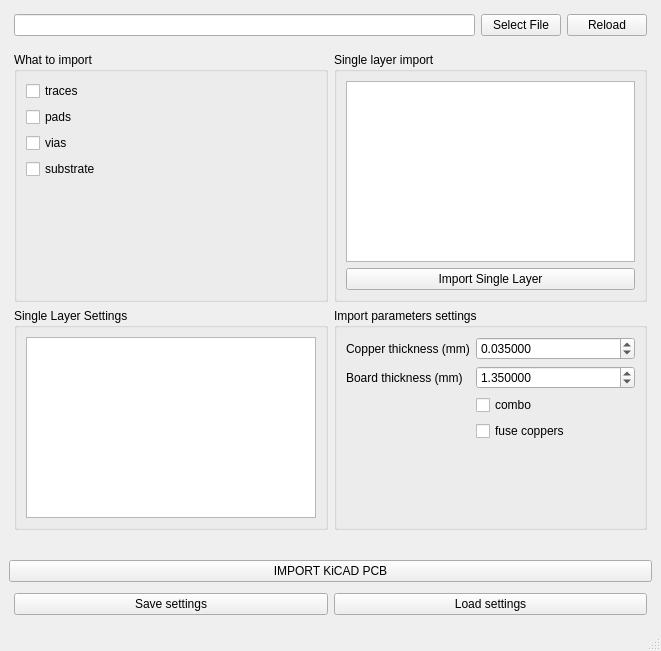
The window that ui/dialog_KiCAD_Importer.ui (LubomirJagos/FreeCAD-OpenEMS-Export) describes before a commit, drawn with Qt 5.
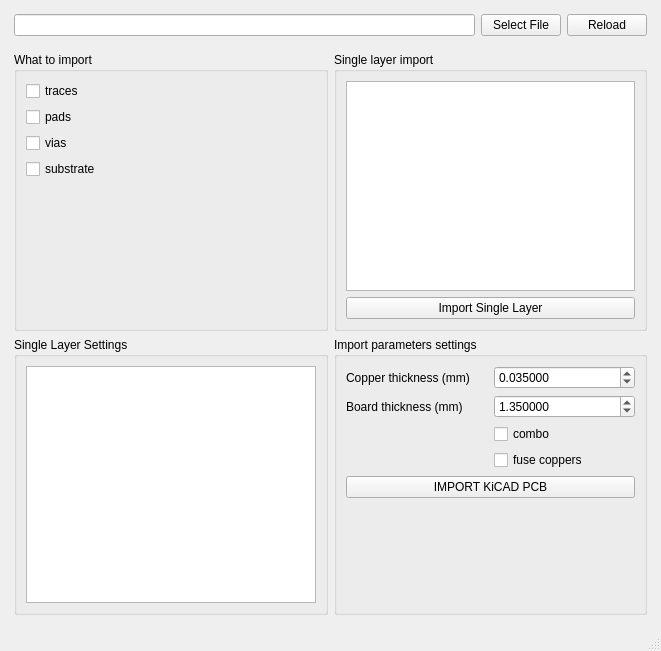
The same window after the commit.

Commit message: BACKUP COMMIT KiCAD Import Tool now open correctly just once when clicked on button in OpenEMS Export Tool and is destroyed when openEMS tool is closed, enabled button for KiCAD Import Tool in OpenEMS Export Tool

The edit to the form file:
```diff
--- a/ui/dialog_KiCAD_Importer.ui
+++ b/ui/dialog_KiCAD_Importer.ui
@@ -135,18 +135,6 @@
         </layout>
        </widget>
       </item>
-      <item row="1" column="0">
-       <widget class="QGroupBox" name="groupBoxSingleLayerSettings">
-        <property name="title">
-         <string>Single Layer Settings</string>
-        </property>
-        <layout class="QVBoxLayout" name="verticalLayout_4">
-         <item>
-          <widget class="QTableView" name="tableSingleLayerSettings"/>
-         </item>
-        </layout>
-       </widget>
-      </item>
       <item row="1" column="1">
        <widget class="QGroupBox" name="groupBoxImportSettings">
         <property name="sizePolicy">
@@ -158,7 +146,32 @@
         <property name="title">
          <string>Import parameters settings</string>
         </property>
-        <layout class="QFormLayout" name="formLayout">
+        <layout class="QVBoxLayout" name="verticalLayout_5">
+         <item>
+          <layout class="QGridLayout" name="gridLayout_2">
+           <item row="2" column="1">
+            <widget class="QCheckBox" name="importSettingsCombo">
+             <property name="text">
+              <string>combo</string>
+             </property>
+            </widget>
+           </item>
+           <item row="1" column="1">
+            <widget class="QDoubleSpinBox" name="boardThickness">
+             <property name="decimals">
+              <number>6</number>
+             </property>
+             <property name="maximum">
+              <double>1000000.000000000000000</double>
+             </property>
+             <property name="singleStep">
+              <double>0.001000000000000</double>
+             </property>
+             <property name="value">
+              <double>1.350000000000000</double>
+             </property>
+            </widget>
+           </item>
          <item row="0" column="0">
           <widget class="QLabel" name="label">
            <property name="text">
@@ -166,13 +179,6 @@
            </property>
           </widget>
          </item>
-         <item row="1" column="0">
-          <widget class="QLabel" name="label_2">
-           <property name="text">
-            <string>Board thickness (mm)</string>
-           </property>
-          </widget>
-         </item>
          <item row="0" column="1">
           <widget class="QDoubleSpinBox" name="copperThickness">
            <property name="decimals">
@@ -186,26 +192,10 @@
            </property>
           </widget>
          </item>
-         <item row="1" column="1">
-          <widget class="QDoubleSpinBox" name="boardThickness">
-           <property name="decimals">
-            <number>6</number>
-           </property>
-           <property name="maximum">
-            <double>1000000.000000000000000</double>
-           </property>
-           <property name="singleStep">
-            <double>0.001000000000000</double>
-           </property>
-           <property name="value">
-            <double>1.350000000000000</double>
-           </property>
-          </widget>
-         </item>
-         <item row="2" column="1">
-          <widget class="QCheckBox" name="importSettingsCombo">
+           <item row="1" column="0">
+            <widget class="QLabel" name="label_2">
            <property name="text">
-            <string>combo</string>
+              <string>Board thickness (mm)</string>
            </property>
           </widget>
          </item>
@@ -217,12 +207,16 @@
           </widget>
          </item>
         </layout>
-       </widget>
-      </item>
-     </layout>
-    </item>
+         </item>
+         <item>
+          <widget class="QPushButton" name="buttonImportPcb">
+           <property name="text">
+            <string>IMPORT KiCAD PCB</string>
+           </property>
+          </widget>
+         </item>
     <item>
-     <spacer name="verticalSpacer">
+          <spacer name="verticalSpacer_3">
       <property name="orientation">
        <enum>Qt::Vertical</enum>
       </property>
@@ -234,39 +228,19 @@
       </property>
      </spacer>
     </item>
-    <item>
-     <widget class="QPushButton" name="buttonImportPcb">
-      <property name="text">
-       <string>IMPORT KiCAD PCB</string>
-      </property>
-     </widget>
-    </item>
-    <item>
-     <layout class="QHBoxLayout" name="horizontalLayout_2">
-      <property name="leftMargin">
-       <number>5</number>
-      </property>
-      <property name="topMargin">
-       <number>5</number>
-      </property>
-      <property name="rightMargin">
-       <number>5</number>
-      </property>
-      <property name="bottomMargin">
-       <number>5</number>
-      </property>
+        </layout>
+       </widget>
+      </item>
+      <item row="1" column="0">
+       <widget class="QGroupBox" name="groupBoxSingleLayerSettings">
+        <property name="title">
+         <string>Single Layer Settings</string>
+        </property>
+        <layout class="QVBoxLayout" name="verticalLayout_4">
       <item>
-       <widget class="QPushButton" name="buttonSaveSettings">
-        <property name="text">
-         <string>Save settings</string>
-        </property>
-       </widget>
-      </item>
-      <item>
-       <widget class="QPushButton" name="buttonLoadSettings">
-        <property name="text">
-         <string>Load settings</string>
-        </property>
+          <widget class="QTableView" name="tableSingleLayerSettings"/>
+         </item>
+        </layout>
        </widget>
       </item>
      </layout>
```
Lines whose indentation alone changed are shown as unchanged. The commit also changes 2 other files.
